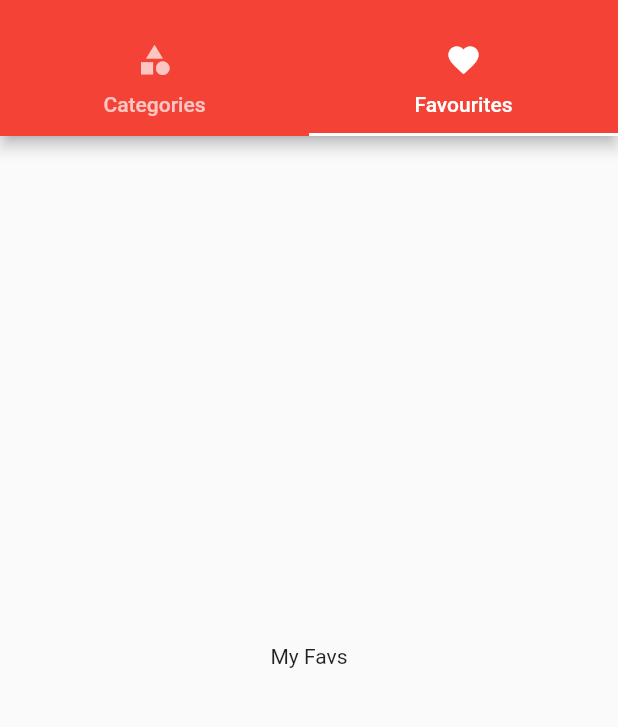
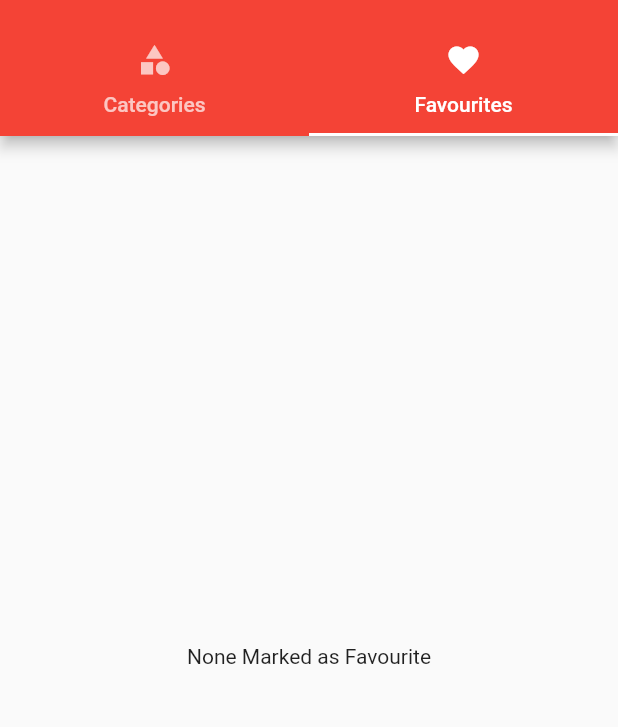
Before and after one commit to bishal5917/food_app, a Flutter app: the screen it shows after launch, tab 2 chosen, on a phone screen of 412 x 824 dp, the part 59-786 px from its top. Run offline on Flutter 3.47's test engine with Material 2 defaults, Android fonts, the phone set to English and light mode, and no system bars.

Commit message:
favourite marking feature implemented

```diff
--- a/lib/favourites_screen.dart
+++ b/lib/favourites_screen.dart
@@ -1,12 +1,29 @@
 import 'package:flutter/material.dart';
+import 'package:food_app/meal_item.dart';
+import 'package:food_app/models/meal.dart';
 
 class FavouritesScreen extends StatelessWidget {
-  const FavouritesScreen({super.key});
+  final List<Meal> favMeals;
+
+  FavouritesScreen(this.favMeals);
 
   @override
   Widget build(BuildContext context) {
-    return Center(
-      child: Text("My Favs"),
-    );
+    if (favMeals.length == 0) {
+      return Center(child: Text("None Marked as Favourite"));
+    } else {
+      return ListView.builder(
+        itemCount: favMeals.length,
+        itemBuilder: (context, index) {
+          return MealItem(
+              favMeals[index].id,
+              favMeals[index].title,
+              favMeals[index].imageUrl,
+              favMeals[index].duration,
+              favMeals[index].complexity,
+              favMeals[index].affordability);
+        },
+      );
+    }
   }
 }
--- a/lib/main.dart
+++ b/lib/main.dart
@@ -27,6 +27,7 @@ class _MyAppState extends State<MyApp> {
   };
 
   List<Meal> availableMeals = DUMMY_MEALS;
+  List<Meal> favMeals = [];
 
   void updateFilters(Map<String, bool> newVals) {
     setState(() {
@@ -49,6 +50,21 @@ class _MyAppState extends State<MyApp> {
     });
   }
 
+  bool isFav(String id) {
+    return favMeals.any((meal) => meal.id == id);
+  }
+
+  void toggleFavourites(String mId) {
+    final existingIndex = favMeals.indexWhere((meal) => meal.id == mId);
+    setState(() {
+      if (existingIndex >= 0) {
+        favMeals.removeAt(existingIndex);
+      } else {
+        favMeals.add(DUMMY_MEALS.firstWhere((meal) => meal.id == mId));
+      }
+    });
+  }
+
   @override
   Widget build(BuildContext context) {
     return MaterialApp(
@@ -57,9 +73,9 @@ class _MyAppState extends State<MyApp> {
         primarySwatch: Colors.red,
       ),
       routes: {
-        '/': (ctx) => TabsScreen(),
+        '/': (ctx) => TabsScreen(favMeals),
         '/category_meals': (ctx) => CategoryMealsScreen(availableMeals),
-        '/meal_detail': (ctx) => MealDetailScreen(),
+        '/meal_detail': (ctx) => MealDetailScreen(toggleFavourites,isFav),
         '/filters': (ctx) => FiltersScreen(filters, updateFilters)
       },
     );
--- a/lib/tabs_screen.dart
+++ b/lib/tabs_screen.dart
@@ -2,9 +2,12 @@ import 'package:flutter/material.dart';
 import 'package:food_app/categories_screen.dart';
 import 'package:food_app/favourites_screen.dart';
 import 'package:food_app/main_drawer.dart';
+import 'package:food_app/models/meal.dart';
 
 class TabsScreen extends StatefulWidget {
-  const TabsScreen({super.key});
+  final List<Meal> favMeals;
+
+  TabsScreen(this.favMeals);
 
   @override
   State<TabsScreen> createState() => _TabsScreenState();
@@ -32,7 +35,10 @@ class _TabsScreenState extends State<TabsScreen> {
               ],
             ),
           ),
-          body: TabBarView(children: [CategoriesScreen(), FavouritesScreen()]),
+          body: TabBarView(children: [
+            CategoriesScreen(),
+            FavouritesScreen(widget.favMeals)
+          ]),
         ));
   }
 }
```
Also changed, not shown: lib/meal_detail_screen.dart (+8 -6 lines).
